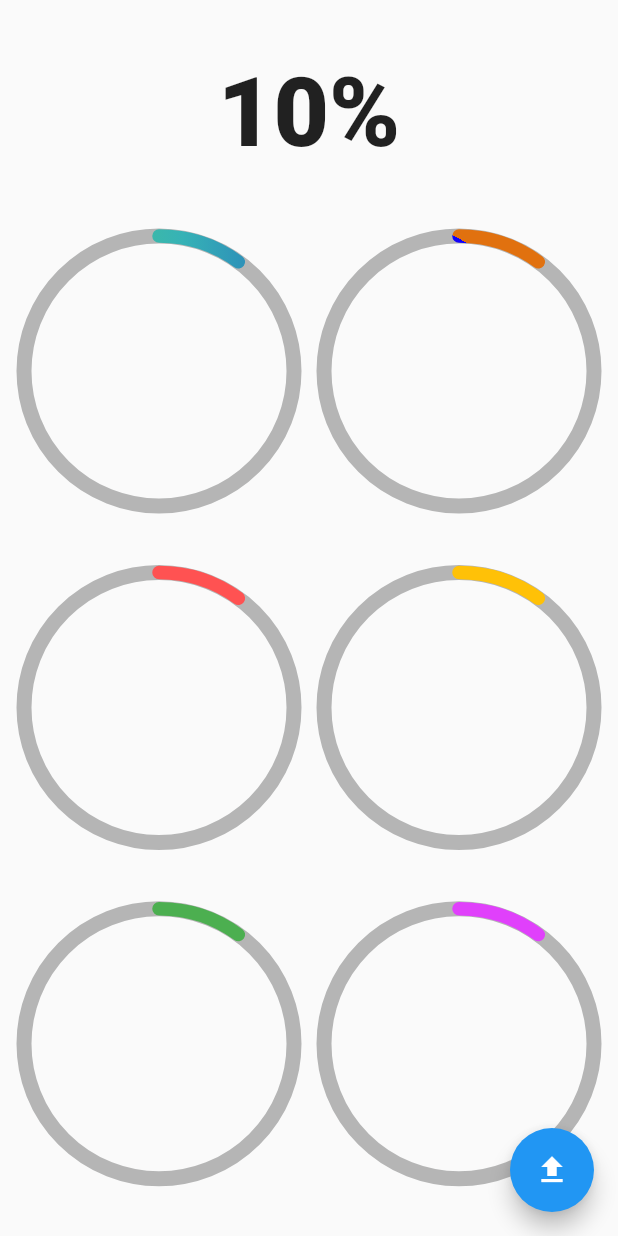
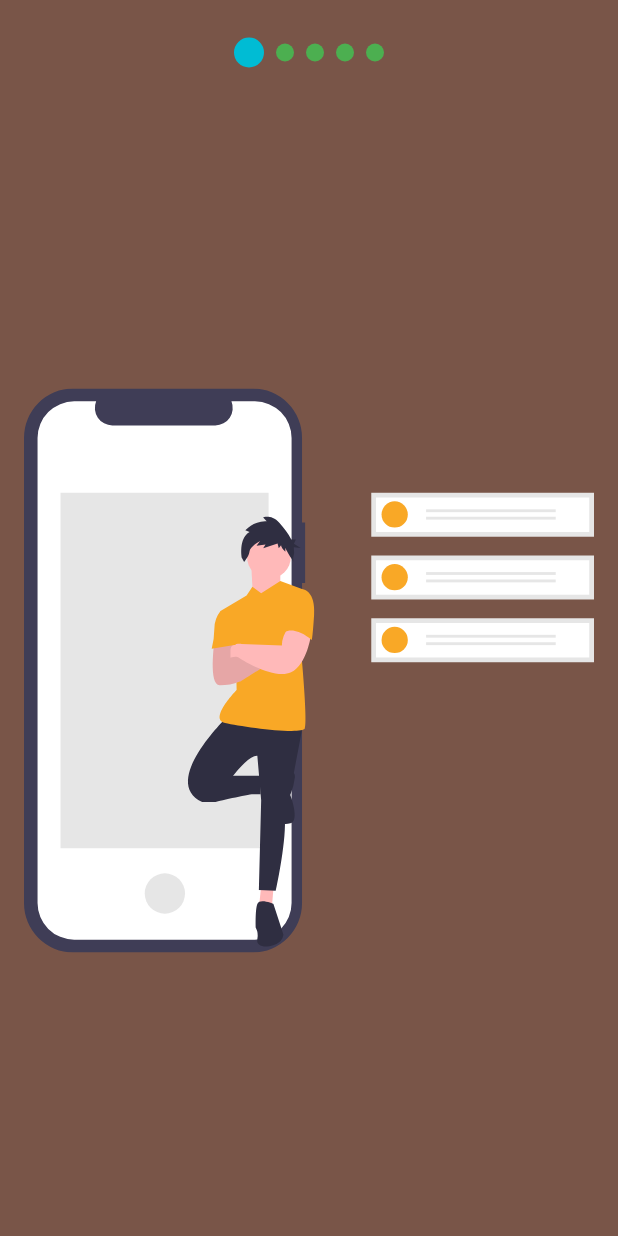
Before and after one commit to CrisRonda/flutter-animations, a Flutter app: the screen it shows after launch, on a phone screen of 412 x 824 dp. Run offline on Flutter 3.47's test engine with Material 2 defaults, Android fonts, the phone set to English and light mode, and no system bars; our stand-ins replace flutter_svg.

Commit message:
added onboarding widget

```diff
--- a/lib/main.dart
+++ b/lib/main.dart
@@ -2,7 +2,8 @@
 // import 'package:a nimations/src/pages/headers_pages.dart';
 // import 'package:animations/src/challenges/square_animate_page.dart';
 // import 'package:animations/src/labs/circular_progress_page.dart';
-import 'package:animations/src/pages/circular_graph_pages.dart';
+// import 'package:animations/src/pages/circular_graph_pages.dart';
+import 'package:animations/src/pages/slide_show_page.dart';
 import 'package:flutter/material.dart';
 
 void main() => runApp(MyApp());
@@ -13,9 +14,7 @@ class MyApp extends StatelessWidget {
     return MaterialApp(
       title: 'Material App',
       debugShowCheckedModeBanner: false,
-      home: Scaffold(
-        body: CircularGraphPage()
-      ),
+      home: SlideShowPage()
     );
   }
 }
--- /dev/null
+++ b/lib/src/models/slider_model.dart
@@ -0,0 +1,11 @@
+import 'package:flutter/material.dart';
+
+class SliderModel with ChangeNotifier{
+  double _currentPage = 0;
+
+  double get currentPage => this._currentPage;
+  set currentPage(double currentPage) {
+    this._currentPage = currentPage;
+    notifyListeners();
+  }
+}
--- /dev/null
+++ b/lib/src/pages/slide_show_page.dart
@@ -0,0 +1,27 @@
+import 'package:animations/src/widgets/onboarding.dart';
+import 'package:flutter/material.dart';
+import 'package:flutter_svg/flutter_svg.dart';
+
+class SlideShowPage extends StatelessWidget {
+  const SlideShowPage({Key? key}) : super(key: key);
+
+  @override
+  Widget build(BuildContext context) {
+    return Container(
+      color: Colors.brown,
+      child: Onboarding(
+        slides: [
+          SvgPicture.asset("assets/svgs/1.svg"),
+          SvgPicture.asset("assets/svgs/2.svg"),
+          SvgPicture.asset("assets/svgs/3.svg"),
+          SvgPicture.asset("assets/svgs/4.svg"),
+          SvgPicture.asset("assets/svgs/5.svg"),
+        ],
+        enableTop: true,
+        activeColor: Colors.cyan,
+        disableColor: Colors.green,
+        sizeActiveBullet: 20,
+      ),
+    );
+  }
+}
--- /dev/null
+++ b/lib/src/widgets/onboarding.dart
@@ -0,0 +1,193 @@
+import 'package:flutter/material.dart';
+import 'package:provider/provider.dart';
+
+class Onboarding extends StatelessWidget {
+  final List<Widget> slides;
+  final bool enableTop;
+  final Color activeColor;
+  final Color disableColor;
+  final double sizeActiveBullet;
+  final double sizeDisabledBullet;
+  const Onboarding(
+      {this.slides = const [],
+      this.enableTop = false,
+      this.activeColor = Colors.amber,
+      this.disableColor = Colors.grey,
+      this.sizeActiveBullet = 15.0,
+      this.sizeDisabledBullet = 12.0});
+
+  @override
+  Widget build(BuildContext context) {
+    return ChangeNotifierProvider(
+        create: (_) => new _OnboardingModel(),
+        child: SafeArea(
+          child: Center(child: Builder(
+            builder: (context) {
+              final provider = Provider.of<_OnboardingModel>(context);
+              provider.activeColor = this.activeColor;
+              provider.disableColor = this.disableColor;
+              provider.sizeActiveBullet = this.sizeActiveBullet;
+              provider.sizeDisabledBullet = this.sizeDisabledBullet;
+              return _Structure(enableTop: enableTop, slides: slides);
+            },
+          )),
+        ));
+  }
+}
+
+class _Structure extends StatelessWidget {
+  const _Structure({
+    Key? key,
+    required this.enableTop,
+    required this.slides,
+  }) : super(key: key);
+
+  final bool enableTop;
+  final List<Widget> slides;
+
+  @override
+  Widget build(BuildContext context) {
+    return Column(
+      children: [
+        if (enableTop) _Dots(this.slides.length),
+        Expanded(child: _Slides(this.slides)),
+        if (!enableTop) _Dots(this.slides.length),
+      ],
+    );
+  }
+}
+
+class _Dots extends StatelessWidget {
+  final int totalItems;
+  const _Dots(this.totalItems);
+  @override
+  Widget build(BuildContext context) {
+    return Container(
+      width: double.infinity,
+      height: 70,
+      child: Row(
+        mainAxisAlignment: MainAxisAlignment.center,
+        children: List.generate(
+            this.totalItems,
+            (index) => _Dot(
+                  index,
+                )),
+      ),
+    );
+  }
+}
+
+class _Dot extends StatelessWidget {
+  final int index;
+  const _Dot(this.index);
+
+  @override
+  Widget build(BuildContext context) {
+    final pageViewIndex = Provider.of<_OnboardingModel>(context).currentPage;
+    final provider = Provider.of<_OnboardingModel>(context);
+    final isActive =
+        pageViewIndex >= index - 0.5 && pageViewIndex < index + 0.5;
+    final size =
+        isActive ? provider.sizeActiveBullet : provider.sizeDisabledBullet;
+    return AnimatedContainer(
+      duration: Duration(milliseconds: 228),
+      width: size,
+      height: size,
+      margin: EdgeInsets.symmetric(horizontal: 4),
+      decoration: BoxDecoration(
+        shape: BoxShape.circle,
+        color: (isActive) ? provider.activeColor : provider.disableColor,
+      ),
+    );
+  }
+}
+
+class _Slides extends StatefulWidget {
+  final List<Widget> slides;
+
+  _Slides(this.slides);
+  @override
+  __SlidesState createState() => __SlidesState();
+}
+
+class __SlidesState extends State<_Slides> {
+  final PageController pageViewController = PageController();
+
+  @override
+  void initState() {
+    super.initState();
+    pageViewController.addListener(() {
+      Provider.of<_OnboardingModel>(context, listen: false).currentPage =
+          pageViewController.page!;
+    });
+  }
+
+  @override
+  void dispose() {
+    pageViewController.dispose();
+    super.dispose();
+  }
+
+  @override
+  Widget build(BuildContext context) {
+    return Container(
+      child: PageView(
+        controller: pageViewController,
+        children: widget.slides.map((slide) => _Slide(slide)).toList(),
+      ),
+    );
+  }
+}
+
+class _Slide extends StatelessWidget {
+  const _Slide(
+    this.slide,
+  );
+  final Widget slide;
+
+  @override
+  Widget build(BuildContext context) {
+    return Container(
+      padding: EdgeInsets.all(16),
+      child: this.slide,
+      width: double.infinity,
+      height: double.infinity,
+    );
+  }
+}
+
+class _OnboardingModel with ChangeNotifier {
+  double _currentPage = 0;
+
+  Color _activeColor = Colors.amber;
+  Color _disableColor = Colors.grey;
+
+  double _sizeActiveBullet = 15.0;
+  double _sizeDisabledBullet = 12.0;
+
+  double get currentPage => this._currentPage;
+  set currentPage(double currentPage) {
+    this._currentPage = currentPage;
+    notifyListeners();
+  }
+
+  Color get activeColor => this._activeColor;
+  set activeColor(Color _color) {
+    this._activeColor = _color;
+  }
+
+  Color get disableColor => this._disableColor;
+  set disableColor(Color _color) {
+    this._disableColor = _color;
+  }
+
+  double get sizeActiveBullet => this._sizeActiveBullet;
+  set sizeActiveBullet(double size) {
+    this._sizeActiveBullet = size;
+  }
+
+  double get sizeDisabledBullet => this._sizeDisabledBullet;
+  set sizeDisabledBullet(double size) {
+    this._sizeDisabledBullet = size;
+  }
+}
```
Also changed, not shown: pubspec.yaml (+5 -5 lines), assets/svgs/1.svg (added), assets/svgs/2.svg (added), assets/svgs/3.svg (added), assets/svgs/4.svg (added), assets/svgs/5.svg (added), pubspec.lock, 1 other file.
